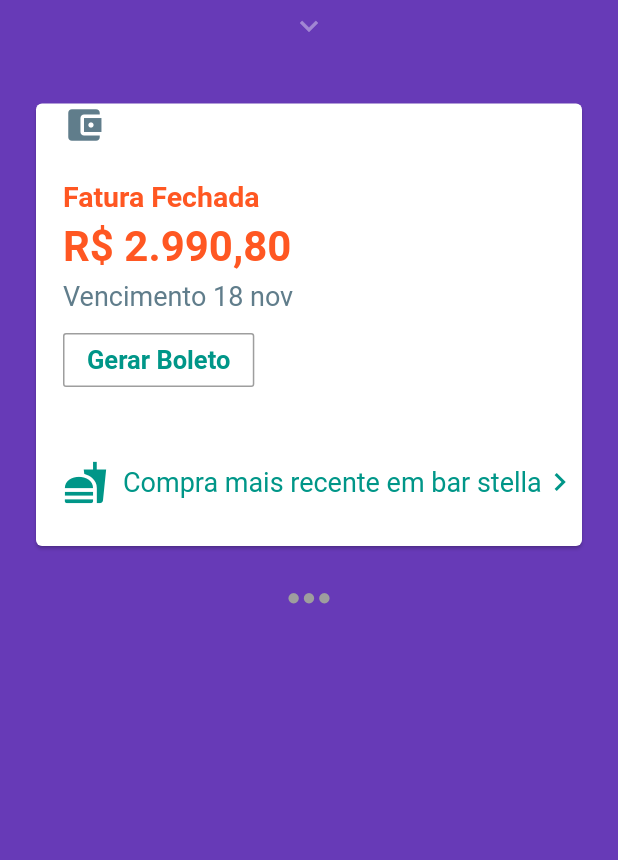
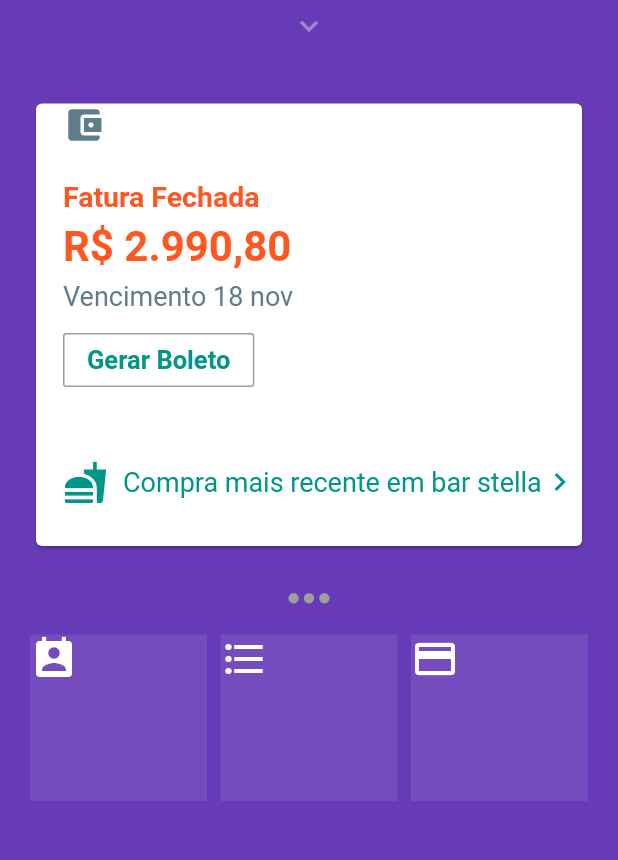
Before and after one commit to lourencofelipe/fltr-nubank, a Flutter app: the screen it shows after launch, on a phone screen of 412 x 824 dp, the part 180-1040 px from its top. Run offline on Flutter 3.47's test engine with Material 2 defaults, Android fonts, the phone set to English and light mode, and no system bars.

Commit message:
Adding widgets

```diff
--- a/lib/pages/home-body-page.dart
+++ b/lib/pages/home-body-page.dart
@@ -192,7 +192,69 @@ class HomeBody extends StatelessWidget {
               ),
             ),
             SizedBox(
-              height: 12,
+              height: 4,
+            ),
+            Row(
+              mainAxisAlignment: MainAxisAlignment.spaceBetween,
+              children: <Widget>[
+                Container(
+                  width: 118,
+                  height: 111,
+                  color: Colors.white10,
+                  child: Container(
+                    color: Theme.of(context).primaryColor.withOpacity(0.1),
+                    child: Container(
+                      alignment: Alignment.topLeft,
+                      child: Icon(
+                        Icons.perm_contact_calendar,
+                        color: Colors.white,
+                        size: 32,
+                      ),
+                    ),
+                  ),
+
+                ),
+                Column(
+                  children: <Widget>[
+                    Container(
+                      width: 118,
+                      height: 111,
+                      color: Colors.white10,
+                      child: Container(
+                        color: Theme.of(context).primaryColor.withOpacity(0.1),
+                        child: Container(
+                          alignment: Alignment.topLeft,
+                          child: Icon(
+                            Icons.format_list_bulleted,
+                            color: Colors.white,
+                            size: 32,
+                          ),
+                        ),
+                      ),
+                    ),
+                  ],
+                ),
+                Column(
+                  children: <Widget>[
+                    Container(
+                      width: 118,
+                      height: 111,
+                      color: Colors.white10,
+                      child: Container(
+                        color: Theme.of(context).primaryColor.withOpacity(0.1),
+                        child: Container(
+                          alignment: Alignment.topLeft,
+                          child: Icon(
+                            Icons.credit_card,
+                            color: Colors.white,
+                            size: 32,
+                          ),
+                        ),
+                      ),
+                    ),
+                  ],
+                ),
+              ],
             ),
           ],
         ),
```
Also changed, not shown: 5 other files.
